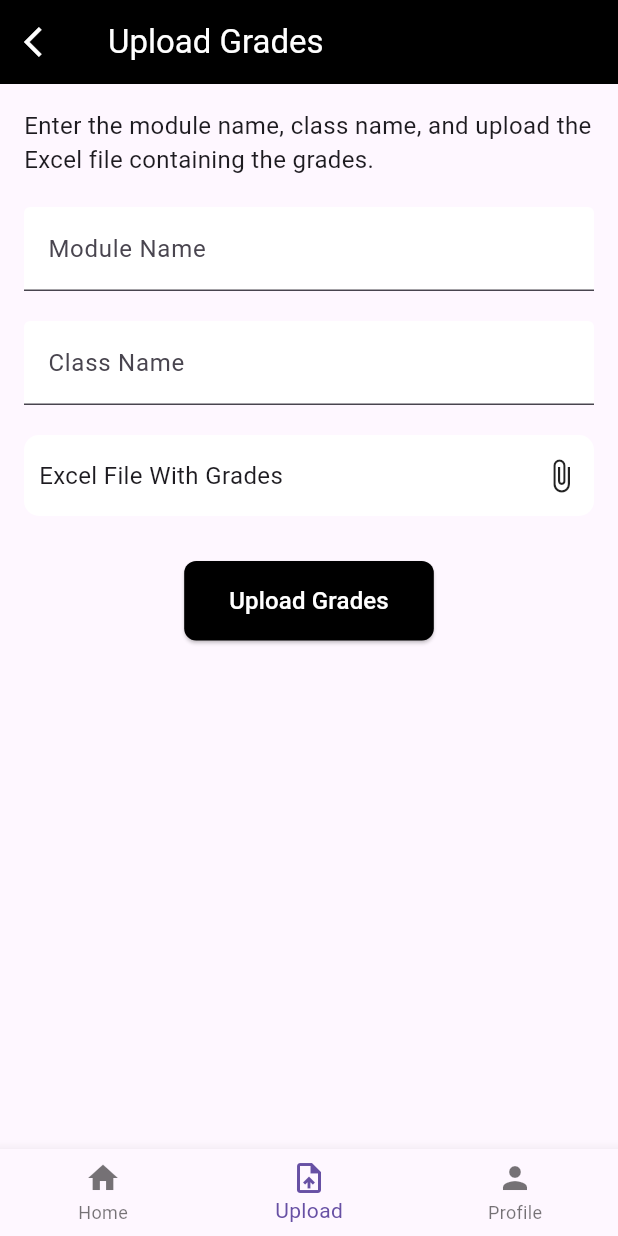
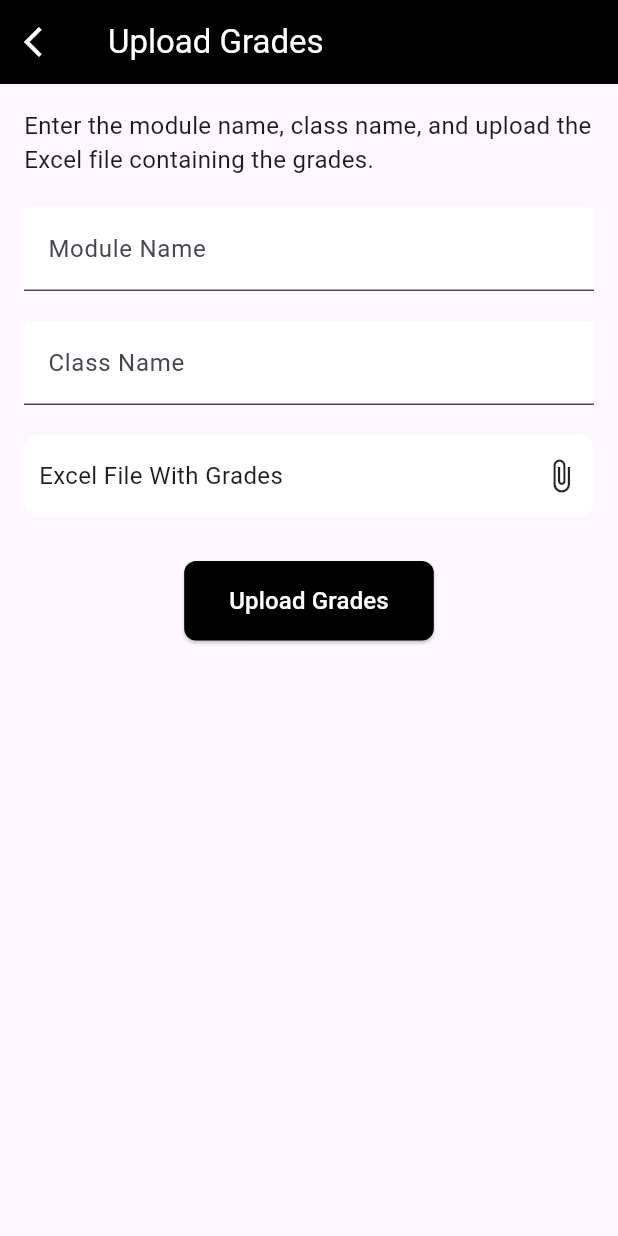
Before and after one commit to Mmah-Zombo/StudentResultApp, a Flutter app: the UploadGradesPage screen opened directly, on a phone screen of 412 x 824 dp. Run offline on Flutter 3.47's test engine with Material 3 defaults, Android fonts, the light colour scheme and no system bars; our stand-ins replace file_picker, shared_preferences, sqflite; missing offline and left inert: excel; accounts and stored records are empty.

```diff
--- a/lib/screens/upload_grades_page.dart
+++ b/lib/screens/upload_grades_page.dart
@@ -203,26 +203,26 @@ class _UploadGradesPageState extends State<UploadGradesPage> {
       ),
 
       // Bottom Navigation Bar
-      bottomNavigationBar: BottomNavigationBar(
-        currentIndex: 1,
-        onTap: (index) {
-          // Handle navigation
-        },
-        items: const [
-          BottomNavigationBarItem(
-            icon: Icon(Icons.home),
-            label: "Home",
-          ),
-          BottomNavigationBarItem(
-            icon: Icon(Icons.upload_file),
-            label: "Upload",
-          ),
-          BottomNavigationBarItem(
-            icon: Icon(Icons.person),
-            label: "Profile",
-          ),
-        ],
-      ),
+      // bottomNavigationBar: BottomNavigationBar(
+      //   currentIndex: 1,
+      //   onTap: (index) {
+      //     // Handle navigation
+      //   },
+      //   items: const [
+      //     BottomNavigationBarItem(
+      //       icon: Icon(Icons.home),
+      //       label: "Home",
+      //     ),
+      //     BottomNavigationBarItem(
+      //       icon: Icon(Icons.upload_file),
+      //       label: "Upload",
+      //     ),
+      //     BottomNavigationBarItem(
+      //       icon: Icon(Icons.person),
+      //       label: "Profile",
+      //     ),
+      //   ],
+      // ),
     );
   }
 }
```
